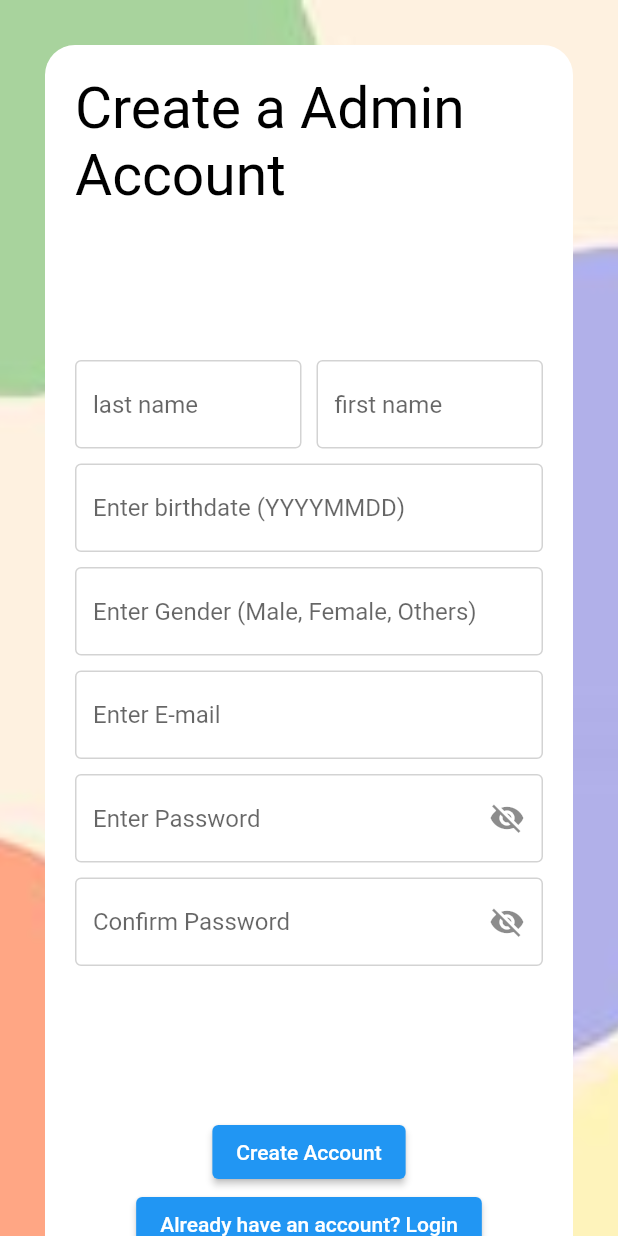
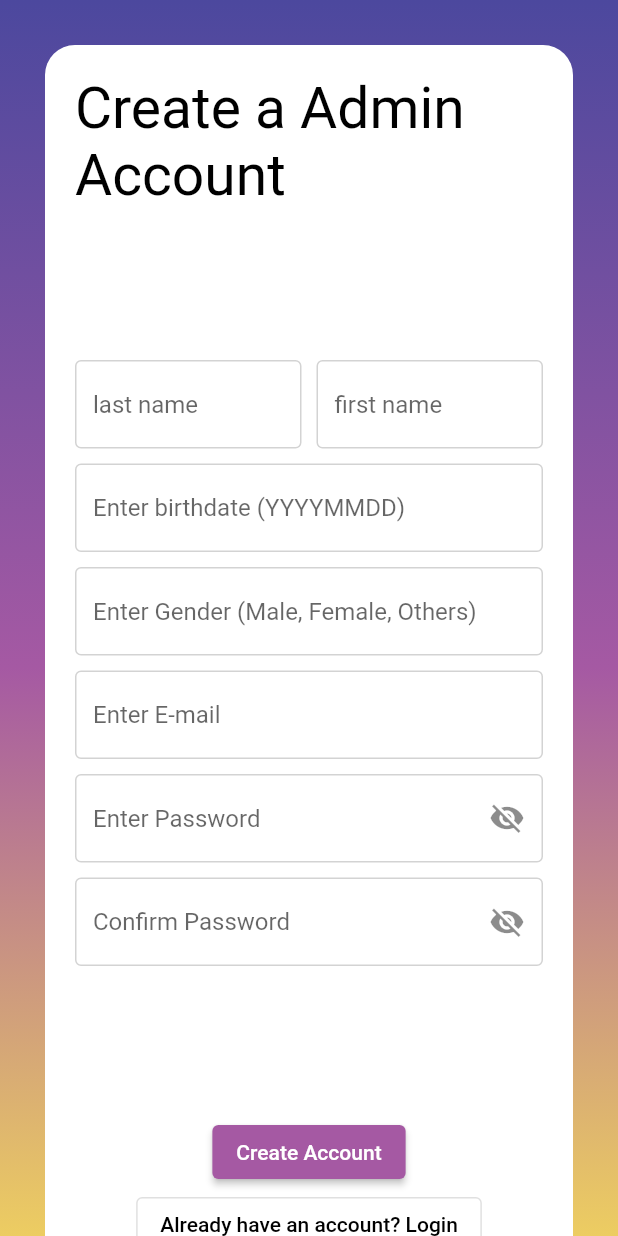
Before and after one commit to AverageDude0716/EVEE-mobile-app, a Flutter app: the Create_account_page screen opened by its route, after a tap on "Admin", on a phone screen of 412 x 824 dp. Run offline on Flutter 3.47's test engine with Material 2 defaults, Android fonts, the phone set to English and light mode, and no system bars; our stand-ins replace charts_flutter, cloud_firestore, firebase_auth, firebase_core; missing offline and left inert: clipboard; accounts and stored records are empty.

Commit message:
update to ui

```diff
--- a/lib/create_account.dart
+++ b/lib/create_account.dart
@@ -37,18 +37,43 @@ class _Create_account_page_state extends State<Create_account_page>
 
             height: screenHeight,
             width: screenWidth,
+            padding: const EdgeInsets.fromLTRB(30, 50, 30, 200),
 
             decoration: const BoxDecoration
                   (
 
-                    image: DecorationImage
+                    /*image: DecorationImage
                       (
-                      image: AssetImage('assets/background_img/background_1.jpg'),
+                        image: AssetImage('assets/background_img/background_3.jpg'),
                         fit: BoxFit.cover,
+                      )*/
+                      gradient: LinearGradient
+                      (
+                        colors:
+                        [
+                          blue2,
+                          purple2,
+                          yellow2,
+                        ],
+                        begin: Alignment.topCenter,
+                        end: Alignment.bottomCenter,
                       )
 
                   ),
 
+
+            child: Container
+            (
+
+
+              padding: const EdgeInsets.all(20),
+              decoration: BoxDecoration
+                        (
+
+                          color: Colors.white,
+                          borderRadius: BorderRadius.circular(20.0)
+
+                        ),
 
               child: Column
               (
@@ -59,7 +84,14 @@ class _Create_account_page_state extends State<Create_account_page>
                   (
                     margin: const EdgeInsets.fromLTRB(0, 100, 0, 50),
 
-                  child: const Text('What type of account would you like to make?'),
+                    child: const Text
+                    (
+                      'What type of account would you like to make?',
+                      style: TextStyle
+                      (
+                        fontSize: 20
+                      ),
+                    ),
 
                   ),
 
@@ -74,6 +106,10 @@ class _Create_account_page_state extends State<Create_account_page>
                                     MaterialPageRoute(builder: (context) => Create_voter_page())
                                   );
                     },
+                    style: const ButtonStyle
+                      (
+                        backgroundColor: MaterialStatePropertyAll(purple2),
+                      ),
                     child: const Text('Voter')
                   ),
 
@@ -88,12 +124,18 @@ class _Create_account_page_state extends State<Create_account_page>
                                     MaterialPageRoute(builder: (context) => Create_admin_page())
                                   );
                     },
+                    style: const ButtonStyle
+                      (
+                        backgroundColor: MaterialStatePropertyAll(purple2),
+                      ),
                     child: const Text('Admin'),
                   )
 
                 ],
 
               ),
+
+            )
 
           ),
 
@@ -104,7 +146,7 @@ class _Create_account_page_state extends State<Create_account_page>
 
       onWillPop: () async
       {
-        return false;
+        return true;
       }
     );
 
--- a/lib/create_admin.dart
+++ b/lib/create_admin.dart
@@ -152,7 +152,14 @@ TextEditingController last_name_controller = TextEditingController();
     return Scaffold
     (
 
-      body: SingleChildScrollView
+      body: WillPopScope
+      (
+        onWillPop: ()async
+        {
+          return false;
+        },
+
+        child: SingleChildScrollView
       (
 
         child: Container
@@ -164,11 +171,22 @@ TextEditingController last_name_controller = TextEditingController();
                 decoration: const BoxDecoration
                 (
 
-                  image: DecorationImage
-                  (
-                    image: AssetImage('assets/background_img/background_1.jpg'),
-                    fit: BoxFit.cover,
-                  )
+                  /*image: DecorationImage
+                    (
+                      image: AssetImage('assets/background_img/background_3.jpg'),
+                      fit: BoxFit.cover,
+                    )*/
+                    gradient: LinearGradient
+                    (
+                      colors:
+                      [
+                        blue2,
+                        purple2,
+                        yellow2,
+                      ],
+                      begin: Alignment.topCenter,
+                      end: Alignment.bottomCenter,
+                    )
 
                 ),
 
@@ -482,11 +500,15 @@ TextEditingController last_name_controller = TextEditingController();
                               _signup_button_press();
 
                             },
+                            style: const ButtonStyle
+                            (
+                              backgroundColor: MaterialStatePropertyAll(purple2),
+                            ),
                             child: const Text('Create Account')
                           ),
 
                           //to login
-                          ElevatedButton
+                          OutlinedButton
                           (
                             onPressed: ()
                             {
@@ -498,7 +520,7 @@ TextEditingController last_name_controller = TextEditingController();
                               );
 
                             },
-                            child: const Text('Already have an account? Login')
+                              child: const Text('Already have an account? Login', style: TextStyle(color: Colors.black),)
                           )
 
                         ],
@@ -513,6 +535,9 @@ TextEditingController last_name_controller = TextEditingController();
 
       ),
 
+
+      )
+
     );
 
   }
--- a/lib/styles.dart
+++ b/lib/styles.dart
@@ -13,3 +13,8 @@ const dark_violet = Color(0xff37306B);
 const mid_dark_violet = Color(0xff66347F);
 const mid_light_violet = Color(0xFF9E4784);
 const high_light_violet = Color(0xffD27685);
+const yellow = Color(0xFFefcf20);
+const purple = Color(0xff9470ce);
+const blue2 = Color(0xff4c489e);
+const purple2 = Color(0xffa559a3);
+const yellow2 = Color(0xfff9e156);
```
Also changed, not shown: lib/create_voter.dart (+29 -5 lines), lib/firebase_functions.dart (+8 -0 lines), lib/landing_page.dart (+35 -17 lines), lib/login.dart (+17 -2 lines), lib/voter_dashboard.dart (+4 -4 lines), lib/voter_home_page.dart (+6 -3 lines), pubspec.yaml (+7 -0 lines), assets/round_icons.png (added). Lines whose indentation alone changed are shown as unchanged.
